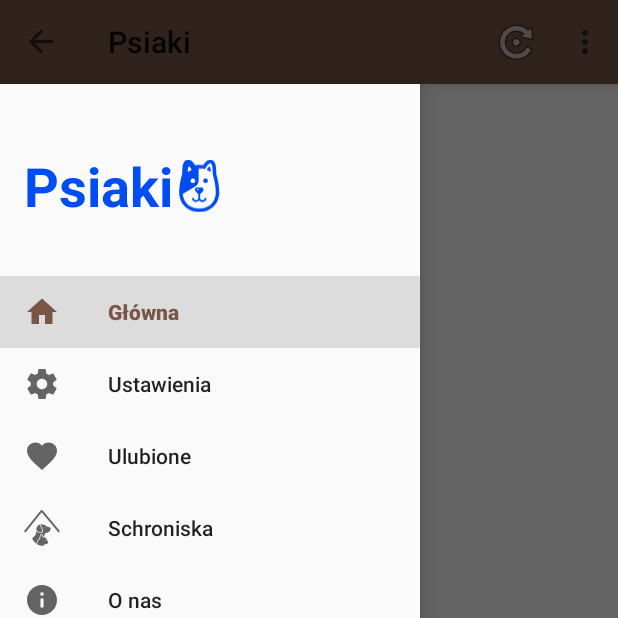
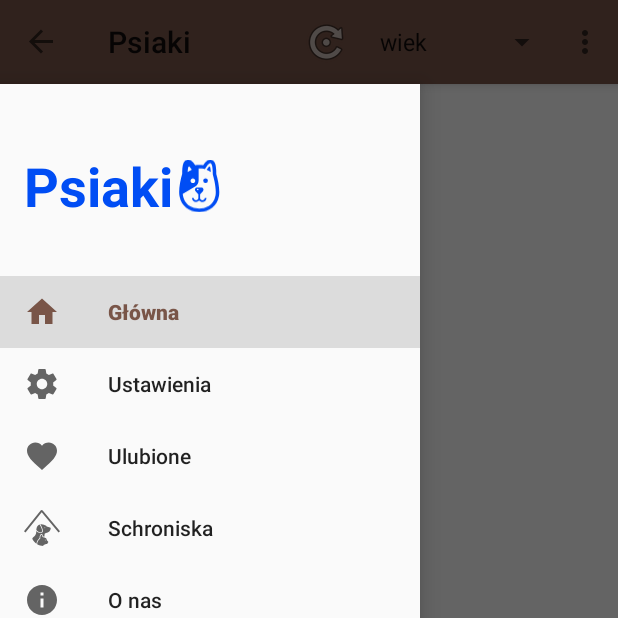
Before and after one commit to DroiDevs-PL/Psiak, an Android app: the screen it shows after launch (MainActivity), with the side drawer open, on a phone screen of 412 x 824 dp, the top half of it. Run offline under Robolectric (Android 15) with nearby library versions, the phone set to English and light mode, and no system bars; our stand-ins replace ButterKnife, Firebase (no records; nobody signed in at launch, a user with empty details on screens opened directly), Timber; libraries missing offline, so code that uses them is left out: com.mindorks.placeholderview, io.realm; plain views replace SwipePlaceHolderView; 5 statements that could not run were skipped.

Commit message:
Maciek sorting (#25)
* Add sorting

* Code cleanup

```diff
--- a/app/build.gradle
+++ b/app/build.gradle
@@ -1,6 +1,7 @@
 apply plugin: 'com.android.application'
 
 android {
+
     compileSdkVersion 27
     defaultConfig {
         applicationId "com.example.android.psiak"
@@ -28,8 +29,8 @@ android {
         }
     }
     compileOptions {
-        targetCompatibility 1.8
-        sourceCompatibility 1.8
+        targetCompatibility JavaVersion.VERSION_1_8
+        sourceCompatibility JavaVersion.VERSION_1_8
     }
 }
 
--- /dev/null
+++ b/app/src/main/java/com/example/android/psiak/data/network/SortingStrategyFactory.java
@@ -0,0 +1,32 @@
+package com.example.android.psiak.data.network;
+
+import com.example.android.psiak.model.DogFirebase;
+
+import java.util.Comparator;
+import java.util.HashMap;
+import java.util.Map;
+
+/**
+ * Created by Maciej Bialorucki on 08.01.18.
+ */
+
+public class SortingStrategyFactory {
+
+    private static final Map<String, Comparator<DogFirebase>> strategies = new HashMap<>();
+    private static final Comparator<DogFirebase> defaultSortingStrategy = (d1, d2) -> d1.getName().compareTo(d2.getName());
+
+    static {
+        strategies.put("płeć", (d1, d2) -> d1.getGender().compareTo(d2.getGender()));
+        strategies.put("gender", (d1, d2) -> d1.getGender().compareTo(d2.getGender()));
+        strategies.put("wiek", (d1, d2) -> d1.getAge().compareTo(d2.getAge()));
+        strategies.put("age", (d1, d2) -> d1.getAge().compareTo(d2.getAge()));
+        strategies.put("waga",(d1,d2) -> d1.getWeight().compareTo(d2.getWeight()));
+        strategies.put("weight",(d1,d2)->d1.getWeight().compareTo(d2.getWeight()));
+        strategies.put("wielkość",(d1,d2)->d1.getSize().compareTo(d2.getSize()));
+        strategies.put("size",(d1,d2)->d1.getSize().compareTo(d2.getSize()));
+    }
+
+    public static Comparator<DogFirebase> getStrategyForField(String fieldName) {
+        return strategies.get(fieldName) == null ? defaultSortingStrategy : strategies.get(fieldName);
+    }
+}
--- a/app/src/main/java/com/example/android/psiak/ui/main/MainActivity.java
+++ b/app/src/main/java/com/example/android/psiak/ui/main/MainActivity.java
@@ -14,17 +14,20 @@ import android.support.v7.widget.Toolbar;
 import android.view.Menu;
 import android.view.MenuItem;
 import android.view.View;
+import android.widget.AdapterView;
+import android.widget.ArrayAdapter;
 import android.widget.ImageView;
+import android.widget.Spinner;
 import android.widget.TextView;
 import android.widget.Toast;
 
-import com.example.android.psiak.ui.favouriteView.FavouriteActivity;
+import com.example.android.psiak.R;
 import com.example.android.psiak.data.local.DogsLocalRepository;
 import com.example.android.psiak.data.network.FirebaseRepository;
 import com.example.android.psiak.model.DogFirebase;
-import com.example.android.psiak.R;
 import com.example.android.psiak.ui.aboutUs.AboutUsActivity;
 import com.example.android.psiak.ui.addAnimal.AddAnimalActivity;
+import com.example.android.psiak.ui.favouriteView.FavouriteActivity;
 import com.mindorks.placeholderview.SwipeDecor;
 import com.mindorks.placeholderview.SwipePlaceHolderView;
 import com.mindorks.placeholderview.listeners.ItemRemovedListener;
@@ -39,7 +42,6 @@ public class MainActivity
         extends AppCompatActivity
         implements NavigationView.OnNavigationItemSelectedListener, MainContract.View {
 
-    public final String TAG = MainActivity.class.getName();
     @BindView(R.id.doggie)
     ImageView doggie;
 
@@ -61,10 +63,14 @@ public class MainActivity
     @BindView(R.id.dogsAvailableLayout)
     ConstraintLayout dogsAvailableLayout;
 
+    //ButterKnife don't work with menu items
+    Spinner sortSpinner;
+
     private MainPresenter mainPresenter;
 
     //endregion
     private Menu menu;
+
     private ItemRemovedListener itemRemovedListener = new ItemRemovedListener() {
         @Override
         public void onItemRemoved(int count) {
@@ -107,6 +113,29 @@ public class MainActivity
         navList.setNavigationItemSelectedListener(this);
     }
 
+
+    private void configureSortSpinner() {
+        final MenuItem item = menu.findItem(R.id.sort);
+        sortSpinner = (Spinner) item.getActionView();
+        ArrayAdapter<CharSequence> sortAdapter = ArrayAdapter.createFromResource(this,R.array.sort_criteria_array,android.R.layout.simple_spinner_item);
+        sortAdapter.setDropDownViewResource(android.R.layout.simple_spinner_dropdown_item);
+        sortSpinner.setAdapter(sortAdapter);
+        sortSpinner.setOnItemSelectedListener(new AdapterView.OnItemSelectedListener() {
+            @Override
+            public void onItemSelected(AdapterView<?> adapterView, View view, int i, long l) {
+                String selectedItem = sortSpinner.getSelectedItem().toString();
+                mSwipeView.removeAllViews();
+               mainPresenter.getSortedDogs(selectedItem);
+            }
+
+            @Override
+            public void onNothingSelected(AdapterView<?> adapterView) {
+
+            }
+        });
+
+    }
+
     //region navigationDrawer
 
     @Override
@@ -123,7 +152,6 @@ public class MainActivity
         } else if (id == R.id.shelters_nav_item) {
             Snackbar.make(drawerLayout, "Schroniska", Snackbar.LENGTH_LONG).show();
         } else if (id == R.id.about_nav_item) {
-            //Snackbar.make(drawerLayout, "O nas", Snackbar.LENGTH_LONG).show();
             Intent aboutIntent = new Intent(MainActivity.this, AboutUsActivity.class);
             startActivity(aboutIntent);
         }
@@ -142,7 +170,6 @@ public class MainActivity
             case R.id.settings:
                 Snackbar.make(drawerLayout, "Settings", Snackbar.LENGTH_LONG).show();
                 return true;
-
             case R.id.firebaseTest:
                 Intent intent = new Intent(this, AddAnimalActivity.class);
                 startActivity(intent);
@@ -161,6 +188,7 @@ public class MainActivity
         this.menu = menu;
         getMenuInflater().inflate(R.menu.main, menu);
         MenuItem searchModeMenuItem = menu.findItem(R.id.settings);
+        configureSortSpinner();
         return true;
     }
 
@@ -177,22 +205,15 @@ public class MainActivity
 
         for(final DogFirebase dogFirebase : dogs) {
             TinderCard tinderCard = new TinderCard(MainActivity.this, dogFirebase, mSwipeView);
-            TinderCard.SwipeCallback swipeCallback = new TinderCard.SwipeCallback() {
-                @Override
-                public void onSwipeIn() {
-                    mainPresenter.addNewFavouriteDog(dogFirebase);
-                }
-            };
+            TinderCard.SwipeCallback swipeCallback = () -> mainPresenter.addNewFavouriteDog(dogFirebase);
             tinderCard.setSwipeCallback(swipeCallback);
             mSwipeView.addView(tinderCard);
             Timber.d("onResponse: " + dogFirebase.getName());
         }
     }
 
-
     @Override
     public void showMessage(int messageId) {
-
     }
 
     @Override
--- a/app/src/main/java/com/example/android/psiak/ui/main/MainContract.java
+++ b/app/src/main/java/com/example/android/psiak/ui/main/MainContract.java
@@ -18,6 +18,7 @@ public interface MainContract {
 
     interface Presenter<V extends MvpView> extends MvpPresenter<V> {
         void getAllDogs();
+        void getSortedDogs(String fieldName);
         void addNewFavouriteDog(DogFirebase dogFirebase);
         void addNewDog(DogFirebase dogFirebase);
         String generateUniqueID();    }
--- a/app/src/main/java/com/example/android/psiak/ui/main/MainPresenter.java
+++ b/app/src/main/java/com/example/android/psiak/ui/main/MainPresenter.java
@@ -1,12 +1,16 @@
 package com.example.android.psiak.ui.main;
 
 import com.example.android.psiak.data.network.Repository;
+import com.example.android.psiak.data.network.SortingStrategyFactory;
 import com.example.android.psiak.model.DogFirebase;
 import com.example.android.psiak.ui.addAnimal.AddAnimalPresenter;
 import com.example.android.psiak.ui.base.BasePresenter;
 import com.google.firebase.database.DatabaseException;
 
+import java.lang.reflect.Array;
 import java.util.ArrayList;
+import java.util.Collection;
+import java.util.Collections;
 
 import io.realm.RealmResults;
 import timber.log.Timber;
@@ -44,13 +48,22 @@ class MainPresenter
 
     @Override
     public void getAllDogs() {
-
         ArrayList<DogFirebase> dogsData = firebaseRepository.getCachedDogs();
 
         if (dogsData.size() > 0 && isViewAttached()) {
             view.showAllDogs(dogsData);
         } else {
             firebaseRepository.getAllObjects();
+        }
+    }
+
+
+    @Override
+    public void getSortedDogs(String fieldName) {
+        ArrayList<DogFirebase> dogsData = firebaseRepository.getCachedDogs();
+        Collections.sort(dogsData, SortingStrategyFactory.getStrategyForField(fieldName));
+        if(isViewAttached()){
+            view.showAllDogs(dogsData);
         }
     }
 
--- a/app/src/main/res/menu/main.xml
+++ b/app/src/main/res/menu/main.xml
@@ -16,4 +16,10 @@
         android:title="@string/refresh"
         app:showAsAction="always" />
 
+    <item
+        android:id="@+id/sort"
+        android:title="@string/sort"
+        app:showAsAction="always"
+        app:actionViewClass="android.widget.Spinner"/>
+
 </menu>
--- /dev/null
+++ b/app/src/main/res/values/arrays.xml
@@ -0,0 +1,10 @@
+<?xml version="1.0" encoding="utf-8"?>
+<resources>
+    <string-array name="sort_criteria_array">
+        <item>wiek</item>
+        <item>płeć</item>
+        <item>waga</item>
+        <item>wielkość</item>
+        <item>gatunek</item>
+    </string-array>
+</resources>
--- a/app/src/main/res/values/strings.xml
+++ b/app/src/main/res/values/strings.xml
@@ -73,5 +73,6 @@
     <string name="tab_cats">Cats</string>
     <string name="tab_others">Others</string>
     <string name="dog_name">Dog name</string>
+    <string name="sort">sort</string>
 
 </resources>
```
Also changed, not shown: 1 other file.
